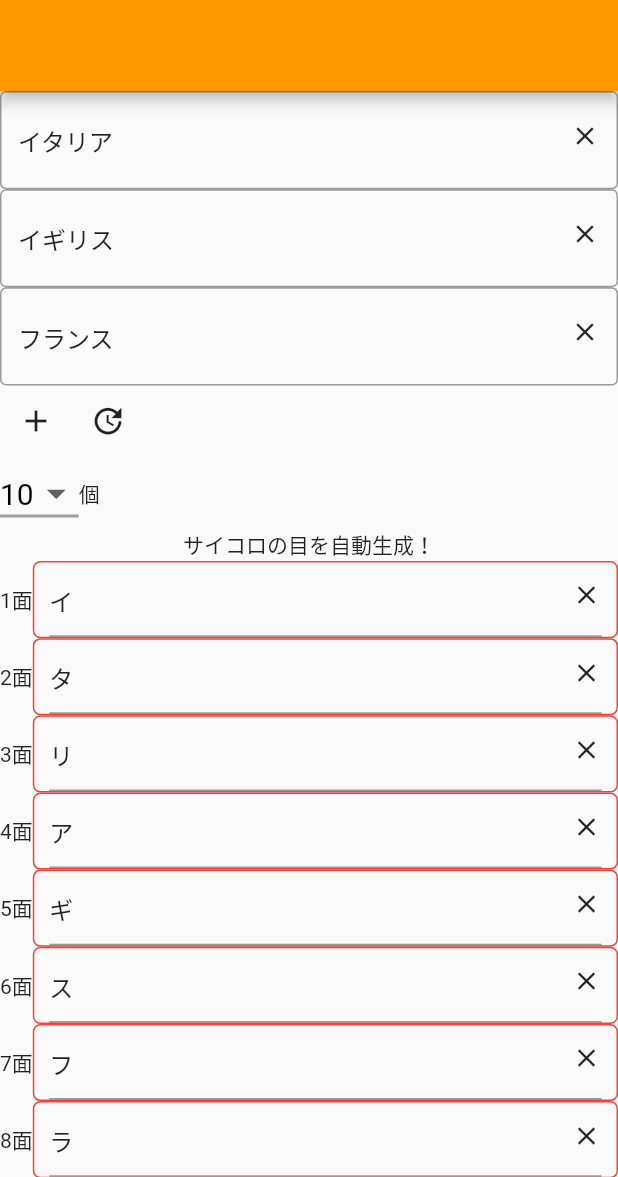
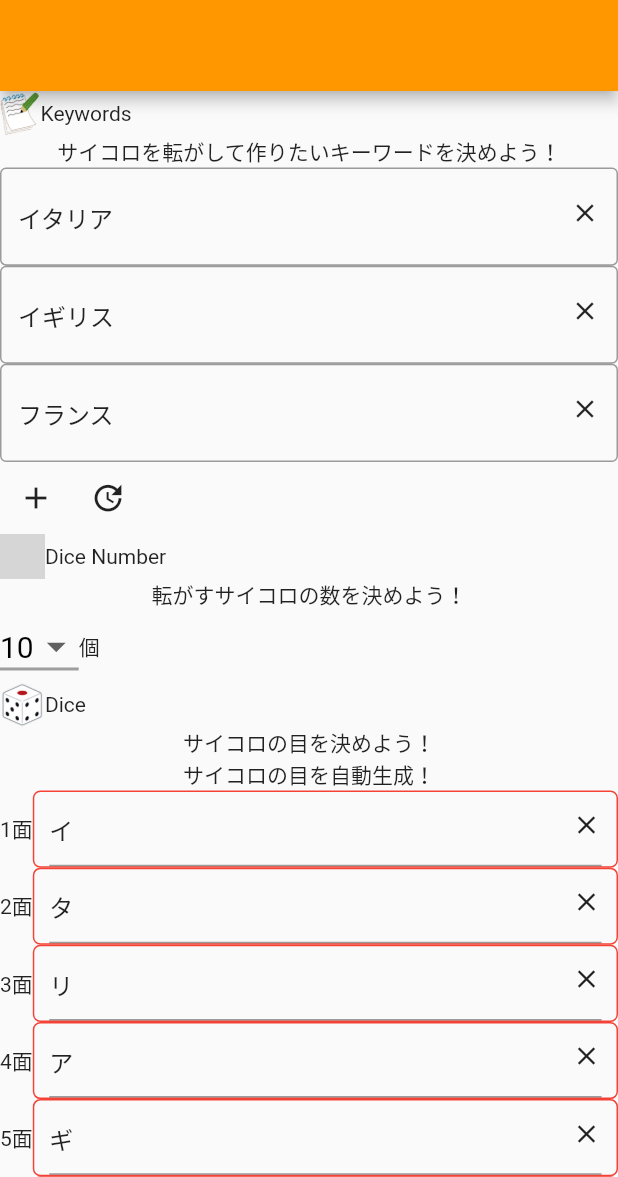
Before and after one commit to acannie/johinkodice, a Flutter app: the screen it shows after launch, on a phone screen of 412 x 824 dp, the part 59-1236 px from its top. Run offline on Flutter 3.47's test engine with Material 2 defaults, Android fonts, the phone set to English and light mode, and no system bars; grey boxes are pictures that could not be loaded.

Commit message:
code: アイコン、タイトル、説明を追加。

```diff
--- /dev/null
+++ b/lib/layout.dart
@@ -0,0 +1,23 @@
+import 'package:flutter/material.dart';
+
+// レイアウトを定義
+class JohinkodiceLayout {
+  static Widget titleStyle(String text, String imagePath) {
+    return Row(
+      children: <Widget>[
+        Container(
+          height: 30.0,
+          child: Image(image: AssetImage(imagePath)),
+        ),
+        Text(
+          text,
+          textAlign: TextAlign.start,
+        ),
+      ],
+    );
+  }
+
+  static Text discription(String text) {
+    return Text(text);
+  }
+}
--- a/lib/view.dart
+++ b/lib/view.dart
@@ -4,6 +4,7 @@ import 'define_keywords.dart';
 import 'define_dice.dart';
 import 'ogehindice.dart';
 import 'define_dice_num.dart';
+import 'layout.dart';
 
 // ページ全体のレイアウトを生成
 class Johindice extends StatelessWidget {
@@ -30,9 +31,20 @@ class Johindice extends StatelessWidget {
             child: Column(
               mainAxisSize: MainAxisSize.min,
               children: <Widget>[
+                JohinkodiceLayout.titleStyle(
+                    "Keywords", "assets/bunbougu_memo.png"),
+                JohinkodiceLayout.discription("サイコロを転がして作りたいキーワードを決めよう！"),
                 DefineKeywords(),
+                JohinkodiceLayout.titleStyle(
+                    "Dice Number", "./assets/counter.png"),
+                JohinkodiceLayout.discription("転がすサイコロの数を決めよう！"),
                 DefineDiceNum(),
+                JohinkodiceLayout.titleStyle("Dice", "assets/saikoro_145.png"),
+                JohinkodiceLayout.discription("サイコロの目を決めよう！"),
                 DefineDice(),
+                JohinkodiceLayout.titleStyle(
+                    "Let's Play!", "assets/character_game_dice.png"),
+                JohinkodiceLayout.discription("サイコロを転がそう！"),
                 PlayJohindice(),
               ],
             ),
```
Also changed, not shown: pubspec.yaml (+6 -4 lines), assets/bunbougu_memo.png (added), assets/character_game_dice.png (added), assets/counter.png (added), assets/saikoro_145.png (added).
